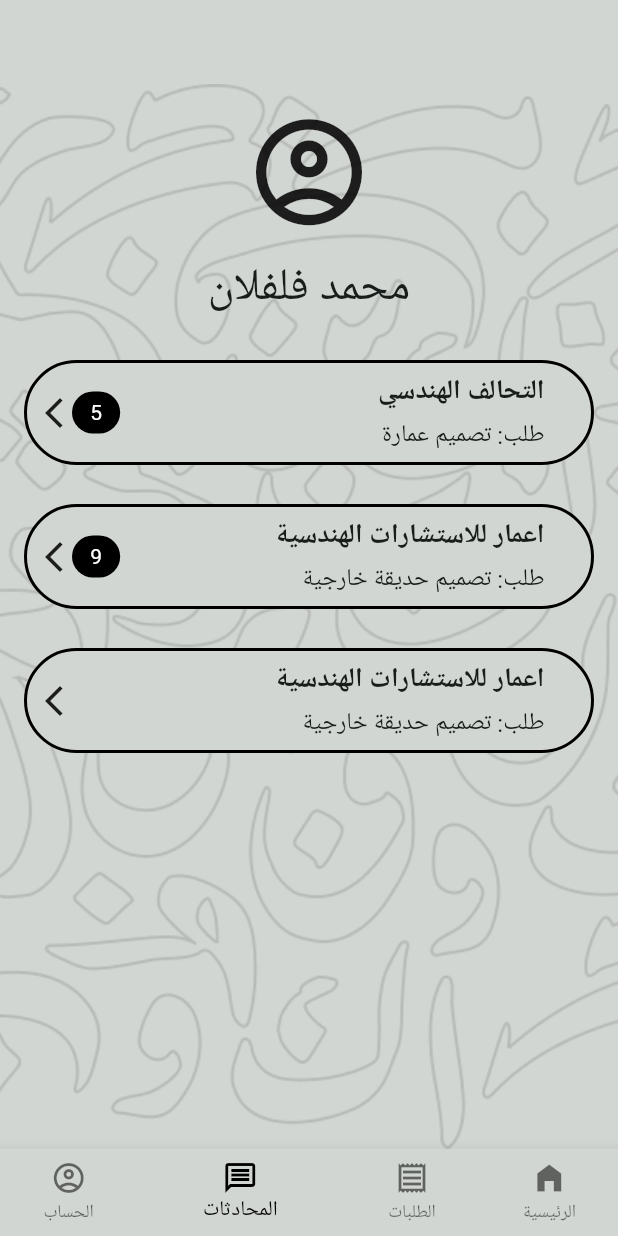
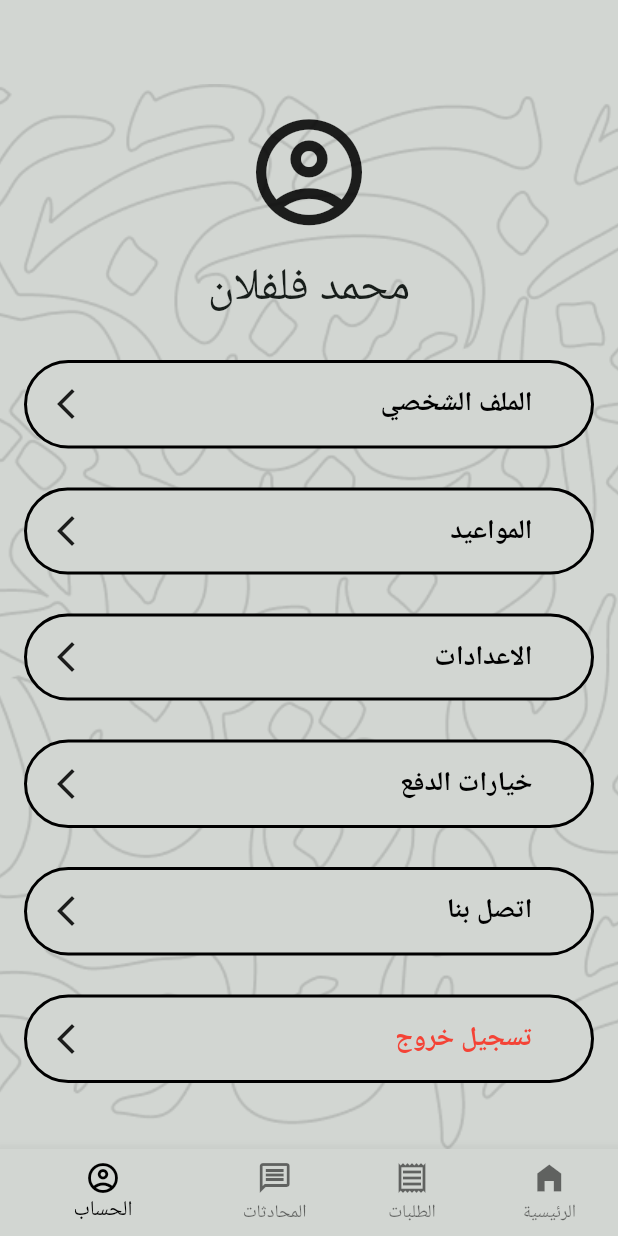
Before and after one commit to ibrahimRabeh/Memar_tech_test, a Flutter app: the ProfilePage screen opened directly, on a phone screen of 412 x 824 dp. Run offline on Flutter 3.47's test engine with Material 3 defaults, Android fonts, the phone set to English and light mode, and no system bars.

Commit message:
Second Commit

```diff
--- a/lib/chats.dart
+++ b/lib/chats.dart
@@ -17,6 +17,8 @@ class _ChatPageState extends State<ChatPage> {
         Navigator.of(context).pushNamed('/home');
       }else if(index == 2){
         Navigator.of(context).pushNamed('/order');
+      }else if(index ==0){
+        Navigator.of(context).pushNamed('/profile');
       }
     });
   }
--- a/lib/home_screen.dart
+++ b/lib/home_screen.dart
@@ -18,6 +18,8 @@ class _HomeScreenState extends State<HomeScreen> {
         Navigator.of(context).pushNamed('/order');
       }else if(index == 1){
         Navigator.of(context).pushNamed('/chat');
+      }else if(index ==0){
+        Navigator.of(context).pushNamed('/profile');
       }
     });
   }
--- a/lib/main.dart
+++ b/lib/main.dart
@@ -22,11 +22,12 @@ class MyApp extends StatelessWidget {
         colorScheme: ColorScheme.fromSeed(seedColor: AppColors().backgroundColors),
         useMaterial3: true,
       ),
-      home: ProfilePage(),
+      home: SplashScreen(),
       routes: {
         '/home':(context) => HomeScreen(),
         '/order':(context) => OrdersPage(),
-        '/chat':(context) => ChatPage()
+        '/chat':(context) => ChatPage(),
+        '/profile':(context) => ProfilePage()
       },
     );
   }
--- a/lib/orders.dart
+++ b/lib/orders.dart
@@ -17,6 +17,8 @@ class _OrdersPageState extends State<OrdersPage> {
         Navigator.of(context).pushNamed('/home');
       }else if(index == 1){
         Navigator.of(context).pushNamed('/chat');
+      }else if(index ==0){
+        Navigator.of(context).pushNamed('/profile');
       }
     });
   }
--- a/lib/profile.dart
+++ b/lib/profile.dart
@@ -8,7 +8,7 @@ class ProfilePage extends StatefulWidget {
 }
 
 class _ProfilePageState extends State<ProfilePage> {
-  int _currentIndex =1;
+  int _currentIndex =0;
 
   void _onItemTapped(int index) {
     setState(() {
@@ -17,6 +17,8 @@ class _ProfilePageState extends State<ProfilePage> {
         Navigator.of(context).pushNamed('/home');
       }else if(index == 2){
         Navigator.of(context).pushNamed('/order');
+      }else if(index == 1){
+        Navigator.of(context).pushNamed('/chat');
       }
     });
   }
@@ -43,9 +45,12 @@ class _ProfilePageState extends State<ProfilePage> {
             Expanded(
               child: ListView(
                 children: [
-                  _buildListItem('التحالف الهندسي', 'طلب: تصميم عمارة', 5),
-                  _buildListItem('اعمار للاستشارات الهندسية', 'طلب: تصميم حديقة خارجية', 9),
-                  _buildListItem('اعمار للاستشارات الهندسية', 'طلب: تصميم حديقة خارجية',null),
+                  _buildListItem('الملف الشخصي',Colors.black),
+                  _buildListItem('المواعيد',Colors.black),
+                  _buildListItem('الاعدادات',Colors.black),
+                  _buildListItem('خيارات الدفع',Colors.black),
+                  _buildListItem('اتصل بنا',Colors.black),
+                  _buildListItem('تسجيل خروج',Colors.red),
 
                 ],
               ),
@@ -116,10 +121,10 @@ class _ProfilePageState extends State<ProfilePage> {
     );
   }
 
-  Widget _buildListItem(String title, String subtitle, int ?num) {
+  Widget _buildListItem(String title,Color cols) {
     return Container(
       margin: EdgeInsets.symmetric(vertical: 13.0),
-      padding: EdgeInsets.all(6.0),
+      padding: EdgeInsets.all(14.0),
       decoration: BoxDecoration(
         color: AppColors().backgroundColors,
         borderRadius: BorderRadius.circular(60.0),
@@ -131,18 +136,7 @@ class _ProfilePageState extends State<ProfilePage> {
           Row(
             children: [
               Icon(Icons.arrow_back_ios_new),
-              if(num != null)
-                Container(
-            padding: EdgeInsets.symmetric(horizontal: 12.0, vertical: 4.0),
-            decoration: BoxDecoration(
-              color: Colors.black,
-              borderRadius: BorderRadius.circular(20.0),
-            ),
-            child: Text(
-              "$num",
-              style: TextStyle(color: Colors.white),
-            ),
-          ),
+
             ],
           ),
 
@@ -156,23 +150,13 @@ class _ProfilePageState extends State<ProfilePage> {
                 children: [
                   Text(
                     title,
-                    style: TextStyle(fontSize: 18, fontWeight: FontWeight.bold),
+                    style: TextStyle(fontSize: 18, fontWeight: FontWeight.bold,color: cols),
                   ),
+
                   SizedBox(width: 25,),
                 ],
               ),
-              SizedBox(height: 3.0),
-              Row(
-                crossAxisAlignment: CrossAxisAlignment.end,
-                children: [
-                  Text(
-                    subtitle,
-                    style: TextStyle(fontSize: 16),
-                  ),
-                  SizedBox(width: 25,),
 
-                ],
-              ),
             ],
           ),
 
--- a/lib/splash_screen.dart
+++ b/lib/splash_screen.dart
@@ -28,9 +28,9 @@ class _SplashScreenState extends State<SplashScreen> with SingleTickerProviderSt
 
     _controller.forward().whenComplete(() {
       // الانتقال إلى الشاشة التالية بعد الانتهاء من الإنميشن
-      //Navigator.of(context).pushReplacement(
-        //MaterialPageRoute(builder: (_) => const HomeScreen()),
-      //);
+      Navigator.of(context).pushReplacement(
+        MaterialPageRoute(builder: (_) => HomeScreen()),
+      );
     });
   }
 
```
